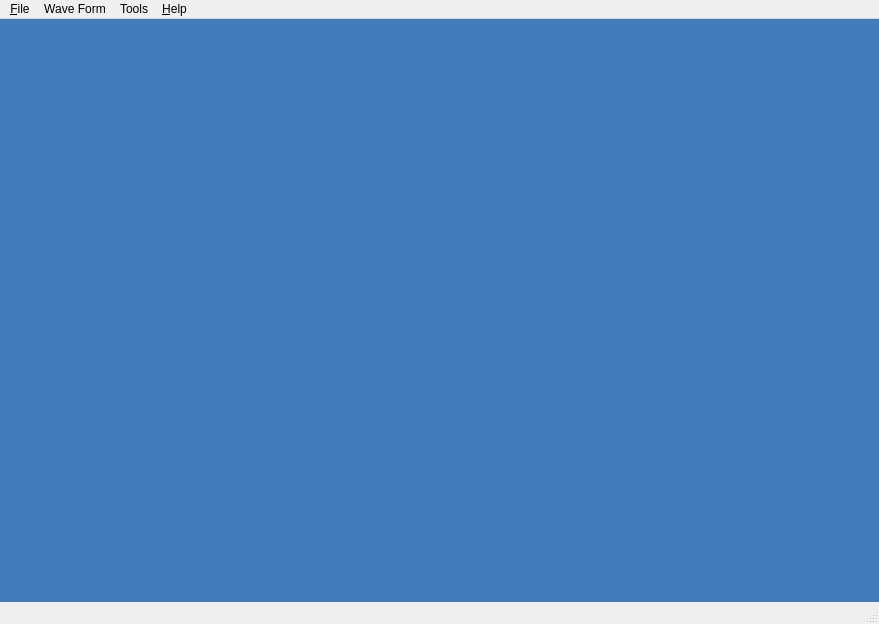
The window that utils/wave-editor/resources/main_window.ui (timsavage/funktion-generator) describes before a commit, drawn with Qt 5.
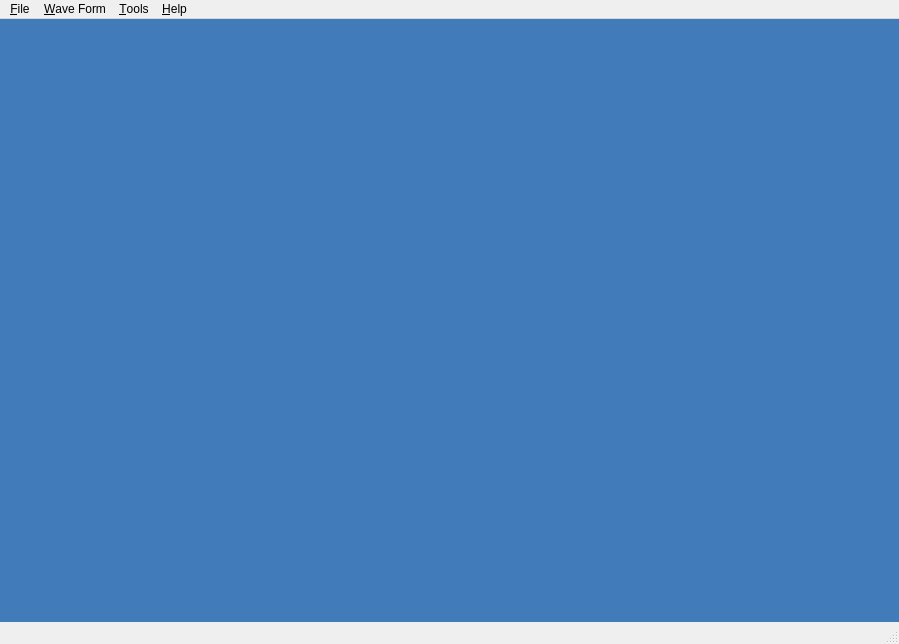
The same window after the commit.

Diff of the .ui file:
```diff
--- a/utils/wave-editor/resources/main_window.ui
+++ b/utils/wave-editor/resources/main_window.ui
@@ -6,8 +6,8 @@
    <rect>
     <x>0</x>
     <y>0</y>
-    <width>879</width>
-    <height>624</height>
+    <width>899</width>
+    <height>644</height>
    </rect>
   </property>
   <property name="windowTitle">
@@ -44,7 +44,7 @@
     <rect>
      <x>0</x>
      <y>0</y>
-     <width>879</width>
+     <width>899</width>
      <height>25</height>
     </rect>
    </property>
@@ -62,15 +62,15 @@
     <addaction name="separator"/>
     <addaction name="actionQuit"/>
    </widget>
-   <widget class="QMenu" name="menu_Help">
+   <widget class="QMenu" name="menuHelp">
     <property name="title">
      <string>&amp;Help</string>
     </property>
     <addaction name="actionAbout"/>
    </widget>
-   <widget class="QMenu" name="menuWave_Form">
+   <widget class="QMenu" name="menuWaveForm">
     <property name="title">
-     <string>Wave Form</string>
+     <string>&amp;Wave Form</string>
     </property>
     <addaction name="actionZero"/>
     <addaction name="actionSine"/>
@@ -81,15 +81,15 @@
    </widget>
    <widget class="QMenu" name="menuTools">
     <property name="title">
-     <string>Tools</string>
+     <string>&amp;Tools</string>
     </property>
     <addaction name="actionInvert"/>
     <addaction name="actionMirror"/>
    </widget>
    <addaction name="menuFile"/>
-   <addaction name="menuWave_Form"/>
+   <addaction name="menuWaveForm"/>
    <addaction name="menuTools"/>
-   <addaction name="menu_Help"/>
+   <addaction name="menuHelp"/>
   </widget>
   <widget class="QStatusBar" name="statusbar"/>
   <action name="actionOpen">
```
Left out of the diff: 52 changed lines with no effect on the pictures.
